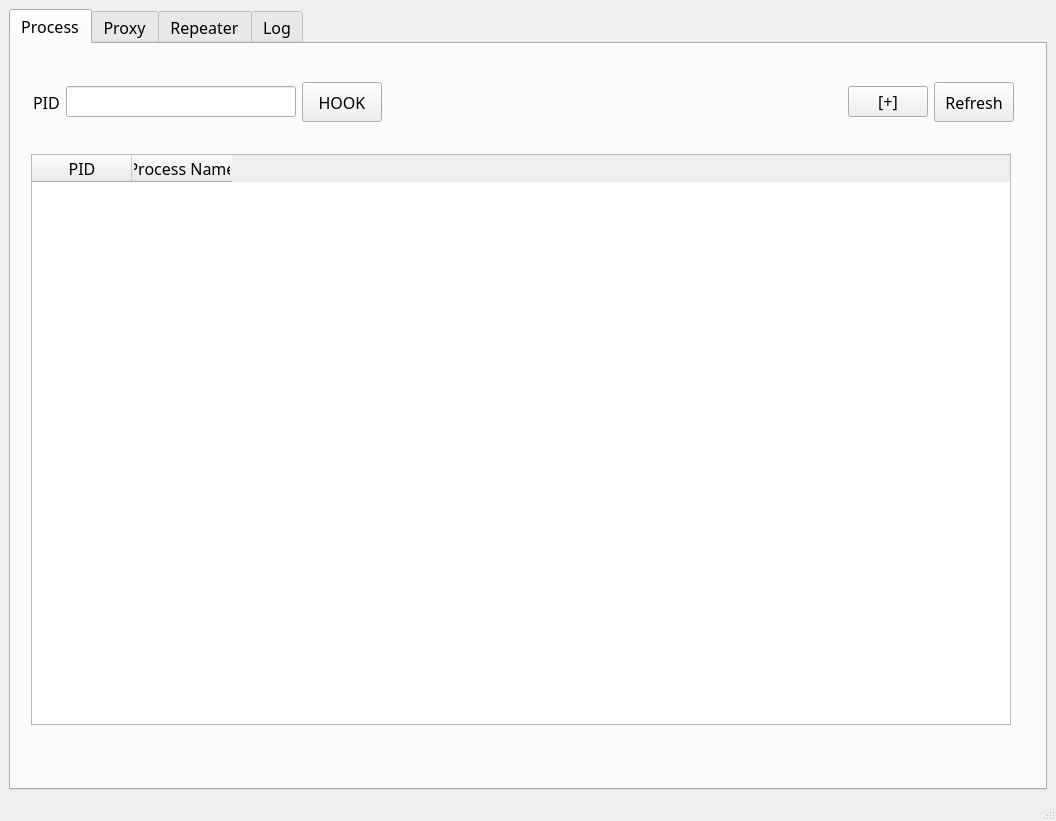
The window that Cataclysm_Version/friTCP/main_window.ui (Normaltic1018/friTCP) describes before a commit, drawn with Qt 5.
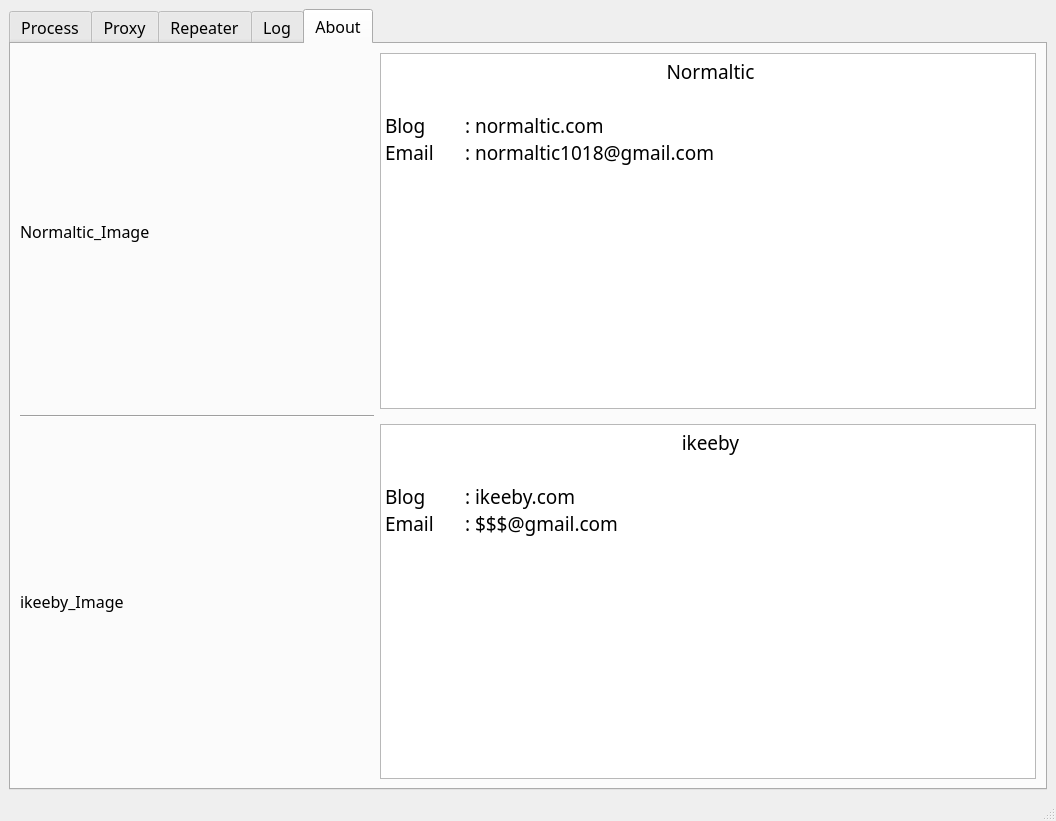
The same window after the commit. The open tabs and pages were chosen to show the change. Icons and pictures are not drawn.

Commit message: [+] About Tab Layout

What changed in the file:
```diff
--- a/Cataclysm_Version/friTCP/main_window.ui
+++ b/Cataclysm_Version/friTCP/main_window.ui
@@ -2891,6 +2891,72 @@
         </item>
        </layout>
       </widget>
+      <widget class="QWidget" name="tab_8">
+       <attribute name="title">
+        <string>About</string>
+       </attribute>
+       <layout class="QGridLayout" name="gridLayout_16">
+        <item row="0" column="0">
+         <layout class="QGridLayout" name="gridLayout_15">
+          <item row="0" column="0">
+           <widget class="QLabel" name="label_normaltic_image">
+            <property name="minimumSize">
+             <size>
+              <width>354</width>
+              <height>0</height>
+             </size>
+            </property>
+            <property name="text">
+             <string>Normaltic_Image</string>
+            </property>
+           </widget>
+          </item>
+          <item row="0" column="1">
+           <widget class="QTextBrowser" name="textBrowser_normaltic">
+            <property name="html">
+             <string>&lt;!DOCTYPE HTML PUBLIC &quot;-//W3C//DTD HTML 4.0//EN&quot; &quot;http://www.w3.org/TR/REC-html40/strict.dtd&quot;&gt;
+&lt;html&gt;&lt;head&gt;&lt;meta name=&quot;qrichtext&quot; content=&quot;1&quot; /&gt;&lt;style type=&quot;text/css&quot;&gt;
+p, li { white-space: pre-wrap; }
+&lt;/style&gt;&lt;/head&gt;&lt;body style=&quot; font-family:'Gulim'; font-size:9pt; font-weight:400; font-style:normal;&quot;&gt;
+&lt;p align=&quot;center&quot; style=&quot; margin-top:0px; margin-bottom:0px; margin-left:0px; margin-right:0px; -qt-block-indent:0; text-indent:0px;&quot;&gt;&lt;span style=&quot; font-size:14pt;&quot;&gt; Normaltic&lt;/span&gt;&lt;/p&gt;
+&lt;p style=&quot;-qt-paragraph-type:empty; margin-top:0px; margin-bottom:0px; margin-left:0px; margin-right:0px; -qt-block-indent:0; text-indent:0px; font-size:14pt;&quot;&gt;&lt;br /&gt;&lt;/p&gt;
+&lt;p style=&quot; margin-top:0px; margin-bottom:0px; margin-left:0px; margin-right:0px; -qt-block-indent:0; text-indent:0px;&quot;&gt;&lt;span style=&quot; font-size:14pt;&quot;&gt;Blog	: normaltic.com&lt;/span&gt;&lt;/p&gt;
+&lt;p style=&quot; margin-top:0px; margin-bottom:0px; margin-left:0px; margin-right:0px; -qt-block-indent:0; text-indent:0px;&quot;&gt;&lt;span style=&quot; font-size:14pt;&quot;&gt;Email	: normaltic1018@gmail.com &lt;/span&gt;&lt;/p&gt;&lt;/body&gt;&lt;/html&gt;</string>
+            </property>
+           </widget>
+          </item>
+          <item row="1" column="0">
+           <widget class="Line" name="line_3">
+            <property name="orientation">
+             <enum>Qt::Horizontal</enum>
+            </property>
+           </widget>
+          </item>
+          <item row="2" column="0">
+           <widget class="QLabel" name="label_ikeeby">
+            <property name="text">
+             <string>ikeeby_Image</string>
+            </property>
+           </widget>
+          </item>
+          <item row="2" column="1">
+           <widget class="QTextBrowser" name="textBrowser_ikeeby">
+            <property name="html">
+             <string>&lt;!DOCTYPE HTML PUBLIC &quot;-//W3C//DTD HTML 4.0//EN&quot; &quot;http://www.w3.org/TR/REC-html40/strict.dtd&quot;&gt;
+&lt;html&gt;&lt;head&gt;&lt;meta name=&quot;qrichtext&quot; content=&quot;1&quot; /&gt;&lt;style type=&quot;text/css&quot;&gt;
+p, li { white-space: pre-wrap; }
+&lt;/style&gt;&lt;/head&gt;&lt;body style=&quot; font-family:'Gulim'; font-size:9pt; font-weight:400; font-style:normal;&quot;&gt;
+&lt;p align=&quot;center&quot; style=&quot; margin-top:0px; margin-bottom:0px; margin-left:0px; margin-right:0px; -qt-block-indent:0; text-indent:0px;&quot;&gt;&lt;span style=&quot; font-size:14pt;&quot;&gt; ikeeby&lt;/span&gt;&lt;/p&gt;
+&lt;p style=&quot;-qt-paragraph-type:empty; margin-top:0px; margin-bottom:0px; margin-left:0px; margin-right:0px; -qt-block-indent:0; text-indent:0px; font-size:14pt;&quot;&gt;&lt;br /&gt;&lt;/p&gt;
+&lt;p style=&quot; margin-top:0px; margin-bottom:0px; margin-left:0px; margin-right:0px; -qt-block-indent:0; text-indent:0px;&quot;&gt;&lt;span style=&quot; font-size:14pt;&quot;&gt;Blog	: ikeeby.com&lt;/span&gt;&lt;/p&gt;
+&lt;p style=&quot; margin-top:0px; margin-bottom:0px; margin-left:0px; margin-right:0px; -qt-block-indent:0; text-indent:0px;&quot;&gt;&lt;span style=&quot; font-size:14pt;&quot;&gt;Email	: $$$@gmail.com &lt;/span&gt;&lt;/p&gt;&lt;/body&gt;&lt;/html&gt;</string>
+            </property>
+           </widget>
+          </item>
+         </layout>
+        </item>
+       </layout>
+      </widget>
      </widget>
     </item>
    </layout>
```
Left out of the diff: 4 changed lines with no effect on the pictures. The commit also changes 2 other files.
